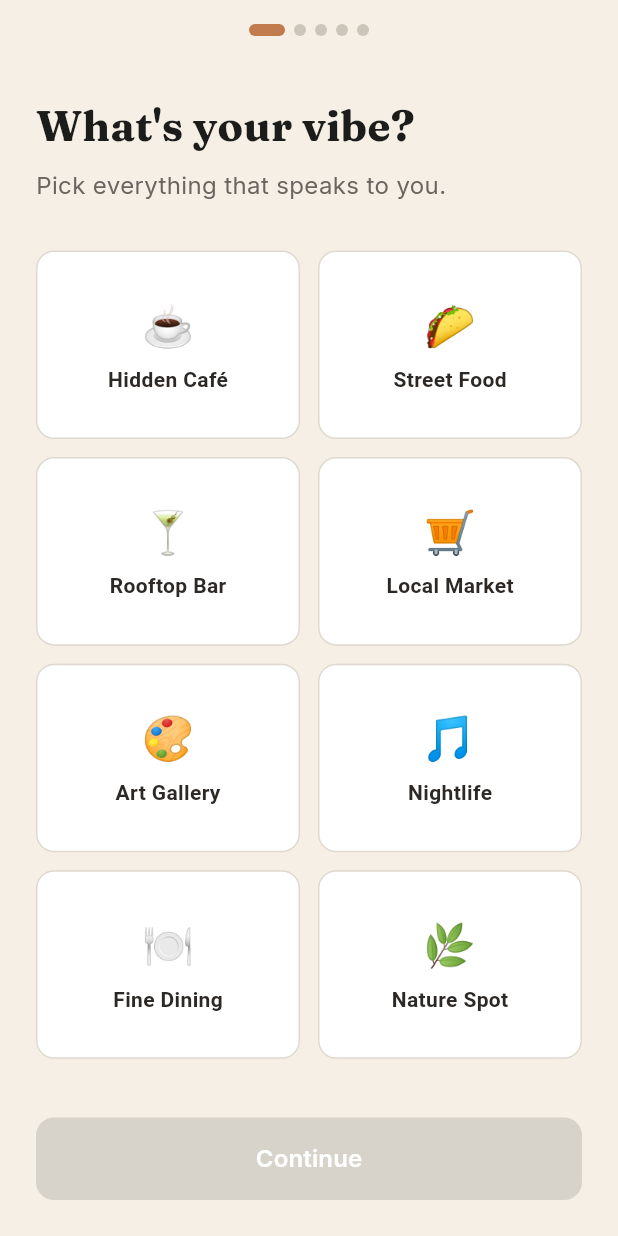
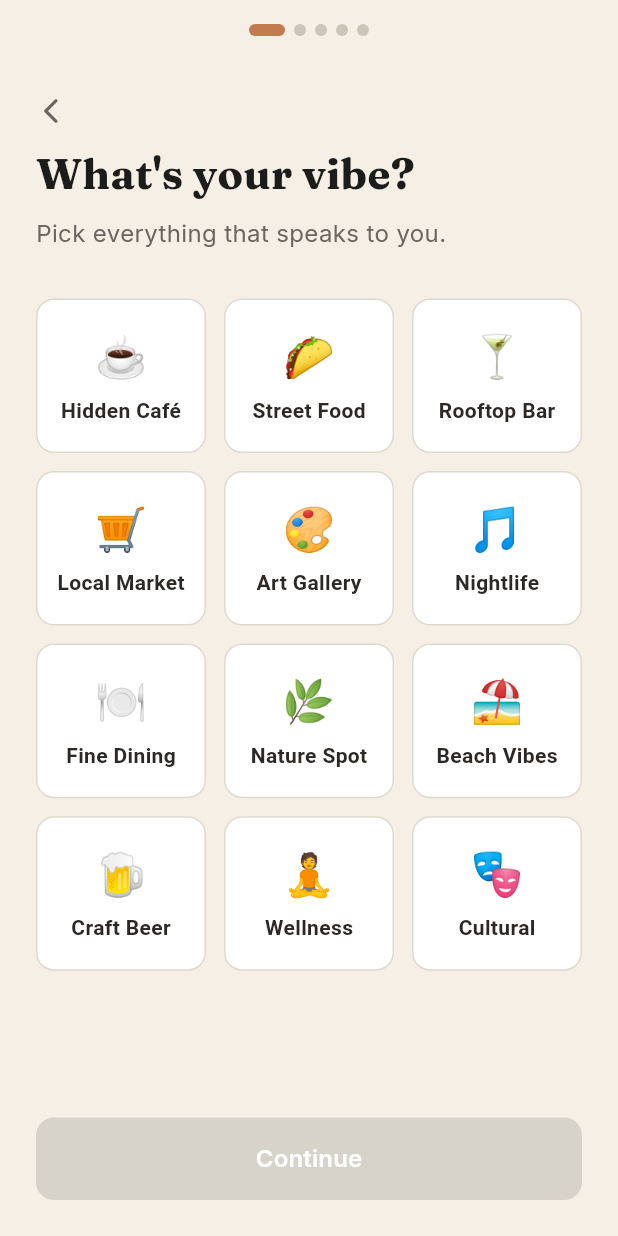
Before and after one commit to Xart3mis/TheDiningAtlas, a Flutter app: the screen it shows once a user with an empty profile is signed in, on a phone screen of 412 x 824 dp. Run offline on Flutter 3.47's test engine with Material 3 defaults, Android fonts, the phone set to English and light mode, and no system bars; our stand-ins replace cached_network_image, cloud_firestore, connectivity_plus, firebase_auth, firebase_core, firebase_messaging and 9 more; missing offline and left inert: geoflutterfire_plus; accounts and stored records are empty.

Commit message:
feat(ui): Task 3 — onboarding vibes, budget, destination screen, shell
- VibeSelectorScreen: 12 vibes (was 8), grid 3-col/1.1 ratio, optional onBack back-arrow
- BudgetScreen: 4 USD tiers replacing 3 EGP tiers
- DestinationScreen: new file replacing CityScreen; reads from kSupportedCountries, ISO-2 badge UI, uses setCountry/countryId
- OnboardingShell: imports DestinationScreen, passes onBack→Navigator.pop to page 0

Co-Authored-By: Claude Sonnet 4.6 <noreply@anthropic.com>

```diff
--- a/lib/screens/onboarding/onboarding_shell.dart
+++ b/lib/screens/onboarding/onboarding_shell.dart
@@ -2,7 +2,7 @@ import 'package:flutter/material.dart';
 import 'vibe_selector_screen.dart';
 import 'budget_screen.dart';
 import 'atmosphere_screen.dart';
-import 'city_screen.dart';
+import 'destination_screen.dart';
 import 'profile_ready_screen.dart';
 
 class OnboardingShell extends StatefulWidget {
@@ -70,10 +70,10 @@ class _OnboardingShellState extends State<OnboardingShell> {
                 physics: const NeverScrollableScrollPhysics(),
                 onPageChanged: (page) => setState(() => _currentPage = page),
                 children: [
-                  VibeSelectorScreen(onNext: _next),
+                  VibeSelectorScreen(onNext: _next, onBack: () => Navigator.pop(context)),
                   BudgetScreen(onNext: _next, onBack: _back),
                   AtmosphereScreen(onNext: _next, onBack: _back),
-                  CityScreen(onNext: _next, onBack: _back),
+                  DestinationScreen(onNext: _next, onBack: _back),
                   const ProfileReadyScreen(),
                 ],
               ),
--- a/lib/screens/onboarding/vibe_selector_screen.dart
+++ b/lib/screens/onboarding/vibe_selector_screen.dart
@@ -4,19 +4,24 @@ import 'package:provider/provider.dart';
 import '../../providers/onboarding_provider.dart';
 
 const _kVibes = [
-  {'id': 'hidden_cafe', 'label': 'Hidden Café', 'emoji': '☕'},
-  {'id': 'street_food', 'label': 'Street Food', 'emoji': '🌮'},
-  {'id': 'rooftop_bar', 'label': 'Rooftop Bar', 'emoji': '🍸'},
+  {'id': 'hidden_cafe',  'label': 'Hidden Café',  'emoji': '☕'},
+  {'id': 'street_food',  'label': 'Street Food',  'emoji': '🌮'},
+  {'id': 'rooftop_bar',  'label': 'Rooftop Bar',  'emoji': '🍸'},
   {'id': 'local_market', 'label': 'Local Market', 'emoji': '🛒'},
-  {'id': 'art_gallery', 'label': 'Art Gallery', 'emoji': '🎨'},
-  {'id': 'night_life', 'label': 'Nightlife', 'emoji': '🎵'},
-  {'id': 'fine_dining', 'label': 'Fine Dining', 'emoji': '🍽️'},
-  {'id': 'nature_spot', 'label': 'Nature Spot', 'emoji': '🌿'},
+  {'id': 'art_gallery',  'label': 'Art Gallery',  'emoji': '🎨'},
+  {'id': 'night_life',   'label': 'Nightlife',    'emoji': '🎵'},
+  {'id': 'fine_dining',  'label': 'Fine Dining',  'emoji': '🍽️'},
+  {'id': 'nature_spot',  'label': 'Nature Spot',  'emoji': '🌿'},
+  {'id': 'beach_vibes',  'label': 'Beach Vibes',  'emoji': '🏖️'},
+  {'id': 'craft_beer',   'label': 'Craft Beer',   'emoji': '🍺'},
+  {'id': 'wellness',     'label': 'Wellness',     'emoji': '🧘'},
+  {'id': 'cultural',     'label': 'Cultural',     'emoji': '🎭'},
 ];
 
 class VibeSelectorScreen extends StatelessWidget {
   final VoidCallback onNext;
-  const VibeSelectorScreen({super.key, required this.onNext});
+  final VoidCallback? onBack;
+  const VibeSelectorScreen({super.key, required this.onNext, this.onBack});
 
   @override
   Widget build(BuildContext context) {
@@ -26,6 +31,16 @@ class VibeSelectorScreen extends StatelessWidget {
       child: Column(
         crossAxisAlignment: CrossAxisAlignment.start,
         children: [
+          if (onBack != null)
+            Align(
+              alignment: Alignment.centerLeft,
+              child: GestureDetector(
+                onTap: onBack,
+                child: const Icon(Icons.arrow_back_ios_new_rounded,
+                    size: 20, color: Color(0xFF6B6560)),
+              ),
+            ),
+          if (onBack != null) const SizedBox(height: 12),
           Text("What's your vibe?",
               style: GoogleFonts.fraunces(
                   fontSize: 28, fontWeight: FontWeight.w700, color: const Color(0xFF1C1C1A))),
@@ -35,10 +50,10 @@ class VibeSelectorScreen extends StatelessWidget {
           const SizedBox(height: 32),
           Expanded(
             child: GridView.count(
-              crossAxisCount: 2,
+              crossAxisCount: 3,
               crossAxisSpacing: 12,
               mainAxisSpacing: 12,
-              childAspectRatio: 1.4,
+              childAspectRatio: 1.1,
               children: _kVibes.map((vibe) {
                 final selected = provider.vibes.contains(vibe['id']);
                 return GestureDetector(
```
Also changed, not shown: lib/screens/onboarding/budget_screen.dart (+6 -5 lines), lib/screens/onboarding/destination_screen.dart (added, +104 -0 lines).
